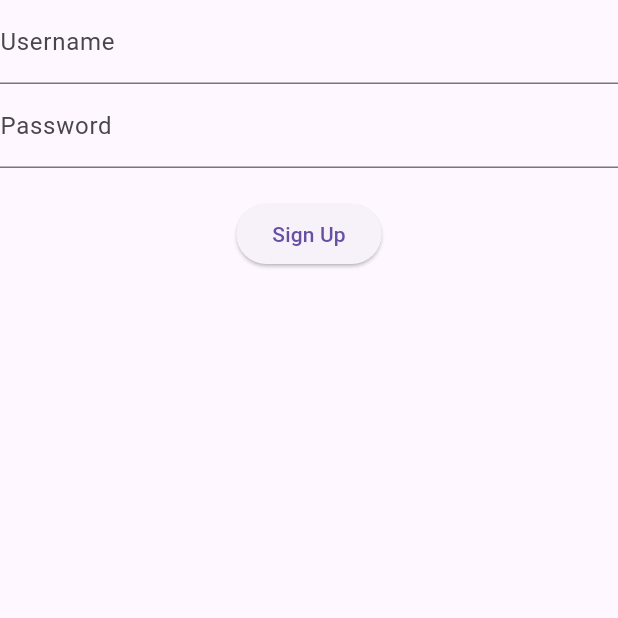
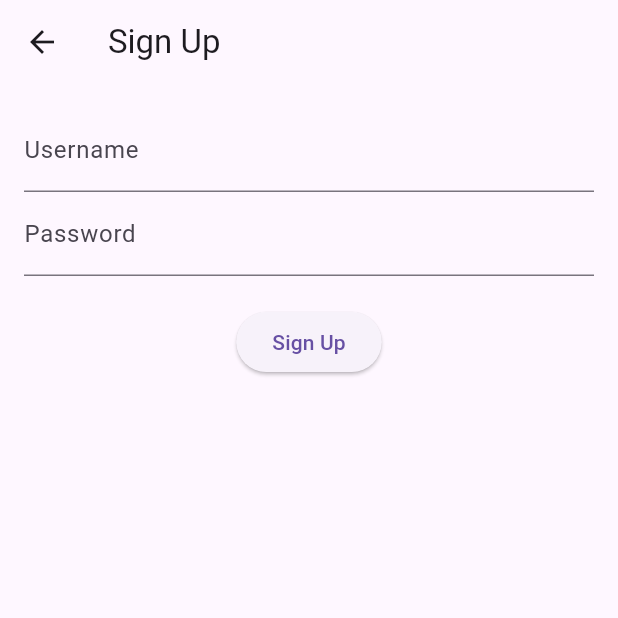
Before and after one commit to pherneaspherb/cc206_emoti_sense, a Flutter app: the SignUpPage screen opened directly, on a phone screen of 412 x 824 dp, the top half of it. Run offline on Flutter 3.47's test engine with Material 3 defaults, Android fonts, the light colour scheme and no system bars.

Commit message:
changes made

```diff
--- a/lib/features/sign_up.dart
+++ b/lib/features/sign_up.dart
@@ -6,7 +6,12 @@ class SignUpPage extends StatelessWidget {
   @override
   Widget build(BuildContext context) {
     return Scaffold(
-      body: Column(
+      appBar: AppBar(
+        title: const Text('Sign Up'),
+      ),
+      body: Padding(
+        padding: const EdgeInsets.all(16.0),
+        child: Column(
           children: [
             TextFormField(
               decoration: InputDecoration(labelText: 'Username'),
@@ -18,12 +23,14 @@ class SignUpPage extends StatelessWidget {
             const SizedBox(height: 20),
             ElevatedButton(
               onPressed: () {
-                // Handle sign up logic here
+                // Navigate to Dashboard
+                Navigator.pushNamed(context, '/dashboard');
               },
               child: const Text('Sign Up'),
             ),
           ],
         ),
-      );
+      ),
+    );
   }
 }
```
Also changed, not shown: lib/main.dart (+6 -1 lines).
